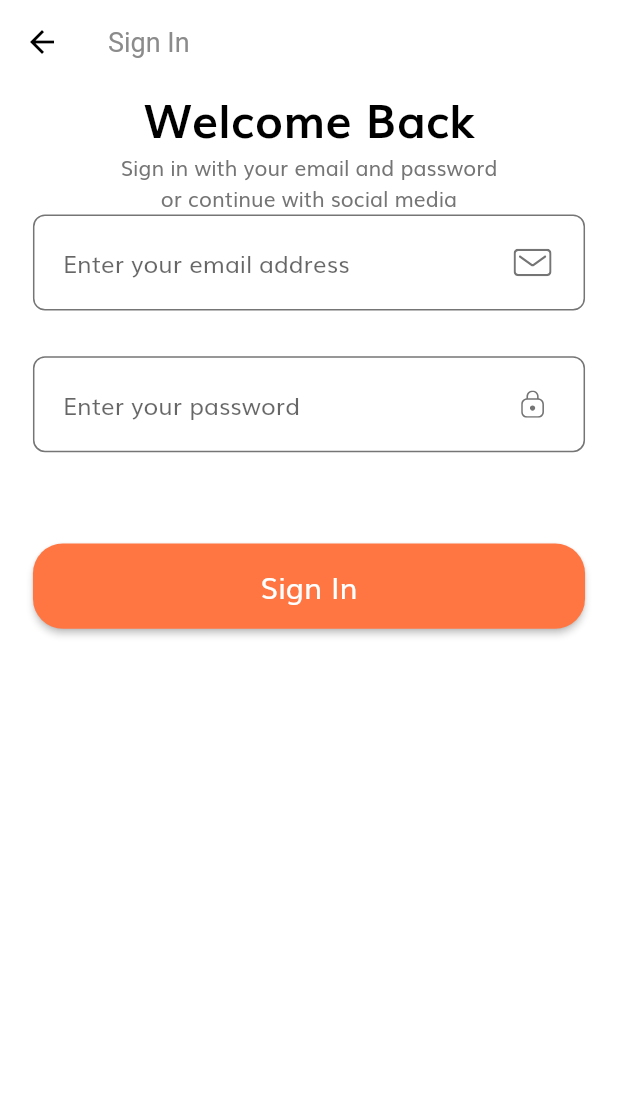
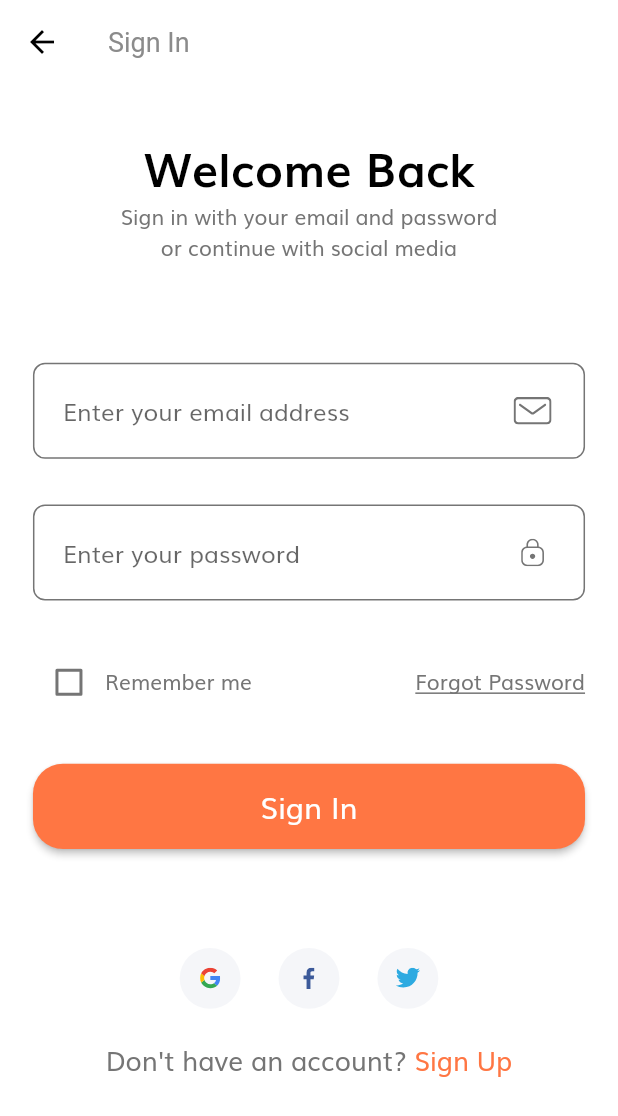
Before and after one commit to frankdavid-addae/ecommerce-ui, a Flutter app: the screen it shows after launch, after a tap on "Continue", on a phone screen of 412 x 824 dp. Shown: the top 1116 px of the screen. Run offline on Flutter 3.47's test engine with Material 2 defaults, Android fonts, the light colour scheme and no system bars; our stand-ins replace flutter_svg.

Commit message:
completed sign in screen

```diff
--- a/lib/components/form_error.dart
+++ b/lib/components/form_error.dart
@@ -15,12 +15,12 @@ class FormError extends StatelessWidget {
     return Column(
       children: List.generate(
         errors.length,
-        (index) => formErrorText(error: errors[0]),
+        (index) => formErrorText(error: errors[index]),
       ),
     );
   }
 
-  Row formErrorText({String? error}) {
+  Widget formErrorText({String? error}) {
     return Row(
       children: [
         SvgPicture.asset(
--- /dev/null
+++ b/lib/components/social_card.dart
@@ -0,0 +1,36 @@
+// ignore_for_file: prefer_const_constructors
+
+import 'package:ecommerce_ui/size_config.dart';
+import 'package:flutter/material.dart';
+import 'package:flutter_svg/flutter_svg.dart';
+
+class SocialCard extends StatelessWidget {
+  const SocialCard({
+    Key? key,
+    this.icon,
+    this.onTap,
+  }) : super(key: key);
+
+  final String? icon;
+  final VoidCallback? onTap;
+
+  @override
+  Widget build(BuildContext context) {
+    return GestureDetector(
+      onTap: onTap,
+      child: Container(
+        margin: EdgeInsets.symmetric(
+          horizontal: getProportionateScreenWidth(10.0),
+        ),
+        padding: EdgeInsets.all(getProportionateScreenWidth(12.0)),
+        height: getProportionateScreenHeight(40.0),
+        width: getProportionateScreenWidth(40.0),
+        decoration: BoxDecoration(
+          color: Color(0xFFF5F6F9),
+          shape: BoxShape.circle,
+        ),
+        child: SvgPicture.asset(icon!),
+      ),
+    );
+  }
+}
--- a/lib/screens/auth/signin/components/body.dart
+++ b/lib/screens/auth/signin/components/body.dart
@@ -1,9 +1,8 @@
 // ignore_for_file: prefer_const_constructors
 
-import 'package:ecommerce_ui/components/custom_suffix_icon.dart';
-import 'package:ecommerce_ui/components/default_button.dart';
-import 'package:ecommerce_ui/components/form_error.dart';
+import 'package:ecommerce_ui/components/social_card.dart';
 import 'package:ecommerce_ui/constants.dart';
+import 'package:ecommerce_ui/screens/auth/signin/components/signin_form.dart';
 import 'package:ecommerce_ui/size_config.dart';
 import 'package:flutter/material.dart';
 
@@ -19,8 +18,10 @@ class SignInScreenBody extends StatelessWidget {
           padding: EdgeInsets.symmetric(
             horizontal: getProportionateScreenWidth(20.0),
           ),
+          child: SingleChildScrollView(
             child: Column(
               children: [
+                SizedBox(height: SizeConfig.screenHeight! * 0.04),
                 Text(
                   'Welcome Back',
                   style: TextStyle(
@@ -33,129 +34,50 @@ class SignInScreenBody extends StatelessWidget {
                   'Sign in with your email and password \nor continue with social media',
                   textAlign: TextAlign.center,
                 ),
-              AuthForm(),
+                SizedBox(height: SizeConfig.screenHeight! * 0.08),
+                SignInForm(),
+                SizedBox(height: SizeConfig.screenHeight! * 0.08),
+                Row(
+                  mainAxisAlignment: MainAxisAlignment.center,
+                  children: [
+                    SocialCard(
+                      icon: 'assets/icons/google-icon.svg',
+                      onTap: () {},
+                    ),
+                    SocialCard(
+                      icon: 'assets/icons/facebook-2.svg',
+                      onTap: () {},
+                    ),
+                    SocialCard(
+                      icon: 'assets/icons/twitter.svg',
+                      onTap: () {},
+                    ),
                   ],
+                ),
+                SizedBox(height: getProportionateScreenHeight(20.0)),
+                Row(
+                  mainAxisAlignment: MainAxisAlignment.center,
+                  children: [
+                    Text(
+                      'Don\'t have an account? ',
+                      style: TextStyle(
+                        fontSize: getProportionateScreenWidth(16.0),
+                      ),
+                    ),
+                    Text(
+                      'Sign Up',
+                      style: TextStyle(
+                        color: kPrimaryColor,
+                        fontSize: getProportionateScreenWidth(16.0),
+                      ),
+                    ),
+                  ],
+                ),
+              ],
+            ),
           ),
         ),
       ),
     );
   }
 }
-
-class AuthForm extends StatefulWidget {
-  const AuthForm({Key? key}) : super(key: key);
-
-  @override
-  _AuthFormState createState() => _AuthFormState();
-}
-
-class _AuthFormState extends State<AuthForm> {
-  final _formKey = GlobalKey<FormState>();
-  final List<String> errors = [];
-
-  String? emailAddress, password;
-
-  @override
-  Widget build(BuildContext context) {
-    return Form(
-      key: _formKey,
-      child: Column(
-        children: [
-          buildEmailFormField(),
-          SizedBox(height: getProportionateScreenHeight(30.0)),
-          buildPasswordFormField(),
-          SizedBox(height: getProportionateScreenHeight(30.0)),
-          FormError(errors: errors),
-          SizedBox(height: getProportionateScreenHeight(30.0)),
-          DefaultButton(
-            buttonText: 'Sign In',
-            onPressed: () {
-              if (_formKey.currentState!.validate()) {
-                _formKey.currentState!.save();
-              }
-            },
-          ),
-        ],
-      ),
-    );
-  }
-
-  TextFormField buildPasswordFormField() {
-    return TextFormField(
-      cursorColor: kTextColor,
-      obscureText: true,
-      onSaved: (password) => password = password,
-      onChanged: (value) {
-        if (value.isNotEmpty && errors.contains(kPasswordNullError)) {
-          setState(() {
-            errors.remove(kPasswordNullError);
-          });
-        } else if (value.length >= 8 && errors.contains(kShortPasswordError)) {
-          setState(() {
-            errors.remove(kShortPasswordError);
-          });
-        } else {
-          return;
-        }
-      },
-      validator: (value) {
-        if (value!.isEmpty && !errors.contains(kPasswordNullError)) {
-          setState(() {
-            errors.add(kPasswordNullError);
-          });
-        } else if (value.length < 8 && !errors.contains(kShortPasswordError)) {
-          setState(() {
-            errors.add(kShortPasswordError);
-          });
-        } else {
-          return null;
-        }
-      },
-      keyboardType: TextInputType.visiblePassword,
-      decoration: InputDecoration(
-        hintText: 'Enter your password',
-        suffixIcon: CustomSuffixIcon(svgIcon: 'assets/icons/Lock.svg'),
-      ),
-    );
-  }
-
-  TextFormField buildEmailFormField() {
-    return TextFormField(
-      cursorColor: kTextColor,
-      onSaved: (email) => emailAddress = email,
-      onChanged: (value) {
-        if (value.isNotEmpty && errors.contains(kEmailNullError)) {
-          setState(() {
-            errors.remove(kEmailNullError);
-          });
-        } else if (emailValidatorRegExp.hasMatch(value) &&
-            errors.contains(kInvalidEmailError)) {
-          setState(() {
-            errors.remove(kInvalidEmailError);
-          });
-        } else {
-          return;
-        }
-      },
-      validator: (value) {
-        if (value!.isEmpty && !errors.contains(kEmailNullError)) {
-          setState(() {
-            errors.add(kEmailNullError);
-          });
-        } else if (!emailValidatorRegExp.hasMatch(value) &&
-            !errors.contains(kInvalidEmailError)) {
-          setState(() {
-            errors.add(kInvalidEmailError);
-          });
-        } else {
-          return null;
-        }
-      },
-      keyboardType: TextInputType.emailAddress,
-      decoration: InputDecoration(
-        hintText: 'Enter your email address',
-        suffixIcon: CustomSuffixIcon(svgIcon: 'assets/icons/Mail.svg'),
-      ),
-    );
-  }
-}
--- /dev/null
+++ b/lib/screens/auth/signin/components/signin_form.dart
@@ -0,0 +1,146 @@
+// ignore_for_file: prefer_const_constructors
+
+import 'package:ecommerce_ui/components/custom_suffix_icon.dart';
+import 'package:ecommerce_ui/components/default_button.dart';
+import 'package:ecommerce_ui/components/form_error.dart';
+import 'package:ecommerce_ui/constants.dart';
+import 'package:ecommerce_ui/size_config.dart';
+import 'package:flutter/material.dart';
+
+class SignInForm extends StatefulWidget {
+  const SignInForm({Key? key}) : super(key: key);
+
+  @override
+  _SignInFormState createState() => _SignInFormState();
+}
+
+class _SignInFormState extends State<SignInForm> {
+  final _formKey = GlobalKey<FormState>();
+  final List<String> errors = [];
+
+  String? emailAddress, password;
+  bool isChecked = false;
+
+  @override
+  Widget build(BuildContext context) {
+    return Form(
+      key: _formKey,
+      child: Column(
+        children: [
+          buildEmailFormField(),
+          SizedBox(height: getProportionateScreenHeight(30.0)),
+          buildPasswordFormField(),
+          SizedBox(height: getProportionateScreenHeight(30.0)),
+          Row(
+            children: [
+              Checkbox(
+                value: isChecked,
+                onChanged: (value) {
+                  setState(() {
+                    isChecked = value!;
+                  });
+                },
+                activeColor: kPrimaryColor,
+              ),
+              Text('Remember me'),
+              Spacer(),
+              Text(
+                'Forgot Password',
+                style: TextStyle(decoration: TextDecoration.underline),
+              ),
+            ],
+          ),
+          FormError(errors: errors),
+          SizedBox(height: getProportionateScreenHeight(30.0)),
+          DefaultButton(
+            buttonText: 'Sign In',
+            onPressed: () {
+              if (_formKey.currentState!.validate()) {
+                _formKey.currentState!.save();
+              }
+            },
+          ),
+        ],
+      ),
+    );
+  }
+
+  TextFormField buildPasswordFormField() {
+    return TextFormField(
+      cursorColor: kTextColor,
+      obscureText: true,
+      onSaved: (password) => password = password,
+      onChanged: (value) {
+        if (value.isNotEmpty && errors.contains(kPasswordNullError)) {
+          setState(() {
+            errors.remove(kPasswordNullError);
+          });
+        } else if (value.length >= 8 && errors.contains(kShortPasswordError)) {
+          setState(() {
+            errors.remove(kShortPasswordError);
+          });
+        } else {
+          return;
+        }
+      },
+      validator: (value) {
+        if (value!.isEmpty && !errors.contains(kPasswordNullError)) {
+          setState(() {
+            errors.add(kPasswordNullError);
+          });
+        } else if (value.length < 8 && !errors.contains(kShortPasswordError)) {
+          setState(() {
+            errors.add(kShortPasswordError);
+          });
+        } else {
+          return null;
+        }
+      },
+      keyboardType: TextInputType.visiblePassword,
+      decoration: InputDecoration(
+        hintText: 'Enter your password',
+        suffixIcon: CustomSuffixIcon(svgIcon: 'assets/icons/Lock.svg'),
+      ),
+    );
+  }
+
+  TextFormField buildEmailFormField() {
+    return TextFormField(
+      cursorColor: kTextColor,
+      onSaved: (email) => emailAddress = email,
+      onChanged: (value) {
+        if (value.isNotEmpty && errors.contains(kEmailNullError)) {
+          setState(() {
+            errors.remove(kEmailNullError);
+          });
+        } else if (emailValidatorRegExp.hasMatch(value) &&
+            errors.contains(kInvalidEmailError)) {
+          setState(() {
+            errors.remove(kInvalidEmailError);
+          });
+        } else {
+          return;
+        }
+      },
+      validator: (value) {
+        if (value!.isEmpty && !errors.contains(kEmailNullError)) {
+          setState(() {
+            errors.add(kEmailNullError);
+          });
+        } else if (!emailValidatorRegExp.hasMatch(value) &&
+            !errors.contains(kInvalidEmailError)) {
+          setState(() {
+            errors.add(kInvalidEmailError);
+          });
+        } else {
+          return null;
+        }
+      },
+      keyboardType: TextInputType.emailAddress,
+      decoration: InputDecoration(
+        hintText: 'Enter your email address',
+        suffixIcon: CustomSuffixIcon(svgIcon: 'assets/icons/Mail.svg'),
+      ),
+    );
+  }
+}
--- /dev/null
+++ b/lib/screens/forgot_password/forgot_password_screen.dart
@@ -0,0 +1,11 @@
+import 'package:flutter/material.dart';
+
+class ForgotPasswordScreen extends StatelessWidget {
+  static String routeName = 'forgot-password-screen';
+  const ForgotPasswordScreen({Key? key}) : super(key: key);
+
+  @override
+  Widget build(BuildContext context) {
+    return Container();
+  }
+}
```
Lines whose indentation alone changed are shown as unchanged.
